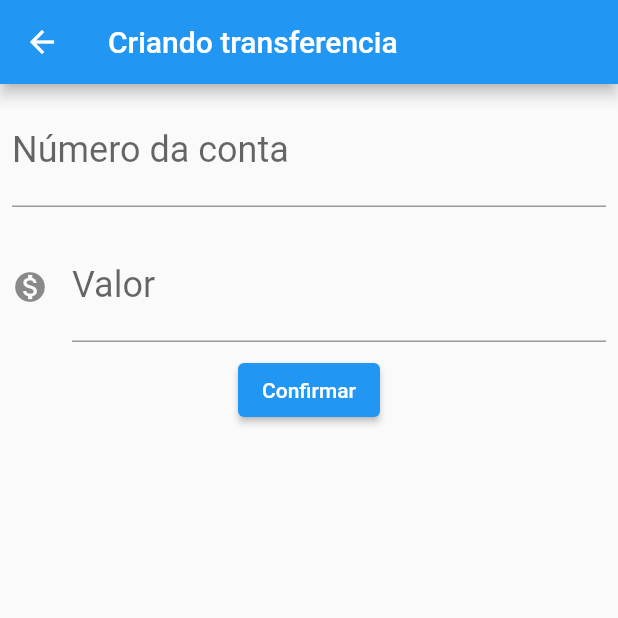
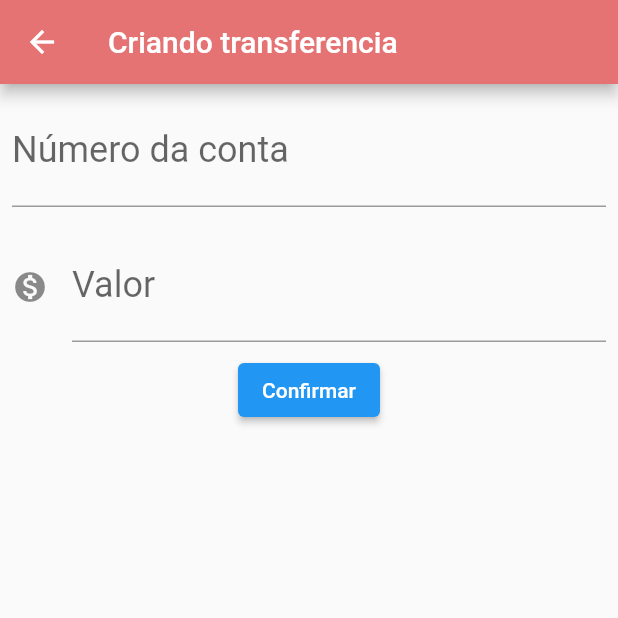
Before and after one commit to nataliecosta0/bytebank, a Flutter app: the screen it shows after launch, after a tap on the "add" icon, on a phone screen of 412 x 824 dp, the top half of it. Run offline on Flutter 3.47's test engine with Material 2 defaults, Android fonts, the phone set to English and light mode, and no system bars.

```diff
--- /dev/null
+++ b/lib/components/editor.dart
@@ -0,0 +1,33 @@
+import 'package:flutter/material.dart';
+
+class Editor extends StatelessWidget {
+  final TextEditingController controlador;
+  final String rotulo;
+  final String dica;
+  final IconData? icone;
+
+  const Editor({
+    Key? key,
+    required this.controlador,
+    required this.rotulo,
+    required this.dica,
+    this.icone,
+  }) : super(key: key);
+
+  @override
+  Widget build(BuildContext context) {
+    return Padding(
+      padding: const EdgeInsets.all(8.0),
+      child: TextField(
+        controller: controlador,
+        style: TextStyle(fontSize: 24.0),
+        decoration: InputDecoration(
+          icon: icone != null ? Icon(icone) : null,
+          labelText: rotulo,
+          hintText: dica,
+        ),
+        keyboardType: TextInputType.number,
+      ),
+    );
+  }
+}
--- a/lib/main.dart
+++ b/lib/main.dart
@@ -1,3 +1,4 @@
+import 'package:bytebank/screens/transferencia/lista.dart';
 import 'package:flutter/material.dart';
 
 void main() => runApp(BytebankApp());
@@ -6,163 +7,15 @@ class BytebankApp extends StatelessWidget {
   @override
   Widget build(BuildContext context) {
     return MaterialApp(
-      home: Scaffold(
-        body: ListaTransferencias(),
+      theme: ThemeData(
+        primaryColor: Colors.red[300],
+        accentColor: Colors.greenAccent[200],
+        buttonTheme: ButtonThemeData(
+          buttonColor: Colors.greenAccent[200],
+          textTheme: ButtonTextTheme.primary,
+        ),
       ),
+      home: ListaTransferencias(),
     );
   }
 }
-
-class FormularioTransferencia extends StatefulWidget {
-  @override
-  _FormularioTransferenciaState createState() => _FormularioTransferenciaState();
-}
-
-class _FormularioTransferenciaState extends State<FormularioTransferencia> {
-  final TextEditingController _controladorCampoNumeroConta =
-      TextEditingController();
-
-  final TextEditingController _controladorCampoValor = TextEditingController();
-
-  @override
-  Widget build(BuildContext context) {
-    return Scaffold(
-        appBar: AppBar(
-          title: Text("Criando transferencia"),
-        ),
-        body: SingleChildScrollView(
-          child: Column(
-            children: <Widget>[
-              Editor(
-                  controlador: _controladorCampoNumeroConta,
-                  dica: "0000",
-                  rotulo: "Número da conta"),
-              Editor(
-                  controlador: _controladorCampoValor,
-                  dica: "0.00",
-                  rotulo: "Valor",
-                  icone: Icons.monetization_on),
-              ElevatedButton(
-                //style: style,
-                onPressed: () => _criaTransferencia(context),
-                child: const Text('Confirmar'),
-              )
-            ],
-          ),
-        ));
-  }
-
-  void _criaTransferencia(BuildContext context) {
-    final int? numeroConta = int.tryParse(_controladorCampoNumeroConta.text);
-    final double? valor = double.tryParse(_controladorCampoValor.text);
-    if (numeroConta != null && valor != null) {
-      final transferenciaCriada = Transferencia(valor, numeroConta);
-      debugPrint("Criando Transferencia");
-      debugPrint("$transferenciaCriada");
-      Navigator.pop(context, transferenciaCriada);
-    }
-  }
-}
-
-class Editor extends StatelessWidget {
-  final TextEditingController controlador;
-  final String rotulo;
-  final String dica;
-  final IconData? icone;
-
-  const Editor({
-    Key? key,
-    required this.controlador,
-    required this.rotulo,
-    required this.dica,
-    this.icone,
-  }) : super(key: key);
-
-  @override
-  Widget build(BuildContext context) {
-    return Padding(
-      padding: const EdgeInsets.all(8.0),
-      child: TextField(
-        controller: controlador,
-        style: TextStyle(fontSize: 24.0),
-        decoration: InputDecoration(
-          icon: icone != null ? Icon(icone) : null,
-          labelText: rotulo,
-          hintText: dica,
-        ),
-        keyboardType: TextInputType.number,
-      ),
-    );
-  }
-}
-
-class ListaTransferencias extends StatefulWidget {
-  @override
-  _ListaTransferenciasState createState() => _ListaTransferenciasState();
-}
-
-class _ListaTransferenciasState extends State<ListaTransferencias> {
-  final List<Transferencia> _transferencia = [];
-
-  @override
-  Widget build(BuildContext context) {
-    return Scaffold(
-      appBar: AppBar(
-        title: Text('Transferências'),
-      ),
-      body: ListView.builder(
-        itemCount: _transferencia.length,
-        itemBuilder: (context, indice) {
-          final transferencia = _transferencia[indice];
-          return ItemTransferencia(transferencia);
-        },
-      ),
-      floatingActionButton: FloatingActionButton(
-        child: Icon(Icons.add),
-        onPressed: () {
-          final Future future =
-              Navigator.push(context, MaterialPageRoute(builder: (context) {
-            return FormularioTransferencia();
-          }));
-          future.then((transferenciaRecebida) {
-            debugPrint("chegou no then do future");
-            debugPrint("$transferenciaRecebida");
-            if (transferenciaRecebida != null) {
-              setState(() {
-                _transferencia.add(transferenciaRecebida);
-              });
-            }
-          });
-        },
-      ),
-    );
-  }
-}
-
-class ItemTransferencia extends StatelessWidget {
-  final Transferencia _transferencia;
-
-  ItemTransferencia(this._transferencia);
-
-  @override
-  Widget build(BuildContext context) {
-    return Card(
-      child: ListTile(
-        leading: Icon(Icons.monetization_on),
-        title: Text(_transferencia.valor.toString()),
-        subtitle: Text(_transferencia.numeroConta.toString()),
-      ),
-    );
-  }
-}
-
-class Transferencia {
-  final double valor;
-  final int numeroConta;
-
-  Transferencia(this.valor, this.numeroConta);
-
-  @override
-  String toString() =>
-      'Transferencia(valor: $valor, numeroConta: $numeroConta)';
-}
--- /dev/null
+++ b/lib/models/transferencia.dart
@@ -0,0 +1,13 @@
+class Transferencia {
+  final double valor;
+  final int numeroConta;
+
+  Transferencia(
+    this.valor,
+    this.numeroConta,
+  );
+
+  @override
+  String toString() =>
+      'Transferencia(valor: $valor, numeroConta: $numeroConta)';
+}
--- /dev/null
+++ b/lib/screens/transferencia/formulario.dart
@@ -0,0 +1,62 @@
+import 'package:bytebank/components/editor.dart';
+import 'package:bytebank/models/transferencia.dart';
+import 'package:flutter/material.dart';
+
+const _tituloAppBar = "Criando transferencia";
+const _rotuloCampoValor = "Valor";
+const _dicaCampoValor = "0.00";
+const _rotuloCampoNumeroConta = "Número da conta";
+const _dicaCampoNumeroConta = "0000";
+
+const _textoBotaoConfirmar = "Confirmar";
+
+class FormularioTransferencia extends StatefulWidget {
+  @override
+  _FormularioTransferenciaState createState() =>
+      _FormularioTransferenciaState();
+}
+
+class _FormularioTransferenciaState extends State<FormularioTransferencia> {
+  final TextEditingController _controladorCampoNumeroConta =
+      TextEditingController();
+
+  final TextEditingController _controladorCampoValor = TextEditingController();
+
+  @override
+  Widget build(BuildContext context) {
+    return Scaffold(
+      appBar: AppBar(
+        title: Text(_tituloAppBar),
+      ),
+      body: SingleChildScrollView(
+        child: Column(
+          children: <Widget>[
+            Editor(
+                controlador: _controladorCampoNumeroConta,
+                dica: _dicaCampoNumeroConta,
+                rotulo: _rotuloCampoNumeroConta),
+            Editor(
+                controlador: _controladorCampoValor,
+                dica: _dicaCampoValor,
+                rotulo: _rotuloCampoValor,
+                icone: Icons.monetization_on),
+            ElevatedButton(
+              //style: style,
+              onPressed: () => _criaTransferencia(context),
+              child: const Text(_textoBotaoConfirmar),
+            )
+          ],
+        ),
+      ),
+    );
+  }
+
+  void _criaTransferencia(BuildContext context) {
+    final int? numeroConta = int.tryParse(_controladorCampoNumeroConta.text);
+    final double? valor = double.tryParse(_controladorCampoValor.text);
+    if (numeroConta != null && valor != null) {
+      final transferenciaCriada = Transferencia(valor, numeroConta);
+      Navigator.pop(context, transferenciaCriada);
+    }
+  }
+}
--- /dev/null
+++ b/lib/screens/transferencia/lista.dart
@@ -0,0 +1,66 @@
+import 'package:bytebank/models/transferencia.dart';
+import 'package:bytebank/screens/transferencia/formulario.dart';
+import 'package:flutter/material.dart';
+
+const _tituloAppBar = 'Transferências';
+
+class ListaTransferencias extends StatefulWidget {
+  @override
+  _ListaTransferenciasState createState() => _ListaTransferenciasState();
+}
+
+class _ListaTransferenciasState extends State<ListaTransferencias> {
+  final List<Transferencia> _transferencia = [];
+
+  @override
+  Widget build(BuildContext context) {
+    return Scaffold(
+      appBar: AppBar(
+        title: Text(_tituloAppBar),
+      ),
+      body: ListView.builder(
+        itemCount: _transferencia.length,
+        itemBuilder: (context, indice) {
+          final transferencia = _transferencia[indice];
+          return ItemTransferencia(transferencia);
+        },
+      ),
+      floatingActionButton: FloatingActionButton(
+          child: Icon(Icons.add),
+          onPressed: () {
+            Navigator.push(context, MaterialPageRoute(builder: (context) {
+              return FormularioTransferencia();
+            })).then(
+              (transferenciaRecebida) => _atualiza(transferenciaRecebida),
+            );
+          }),
+    );
+  }
+
+  void _atualiza(Transferencia transferenciaRecebida) {
+    if (transferenciaRecebida != null) {
+      setState(
+        () {
+          _transferencia.add(transferenciaRecebida);
+        },
+      );
+    }
+  }
+}
+
+class ItemTransferencia extends StatelessWidget {
+  final Transferencia _transferencia;
+
+  ItemTransferencia(this._transferencia);
+
+  @override
+  Widget build(BuildContext context) {
+    return Card(
+      child: ListTile(
+        leading: Icon(Icons.monetization_on),
+        title: Text(_transferencia.valor.toString()),
+        subtitle: Text(_transferencia.numeroConta.toString()),
+      ),
+    );
+  }
+}
```
Also changed, not shown: 1 other file.
